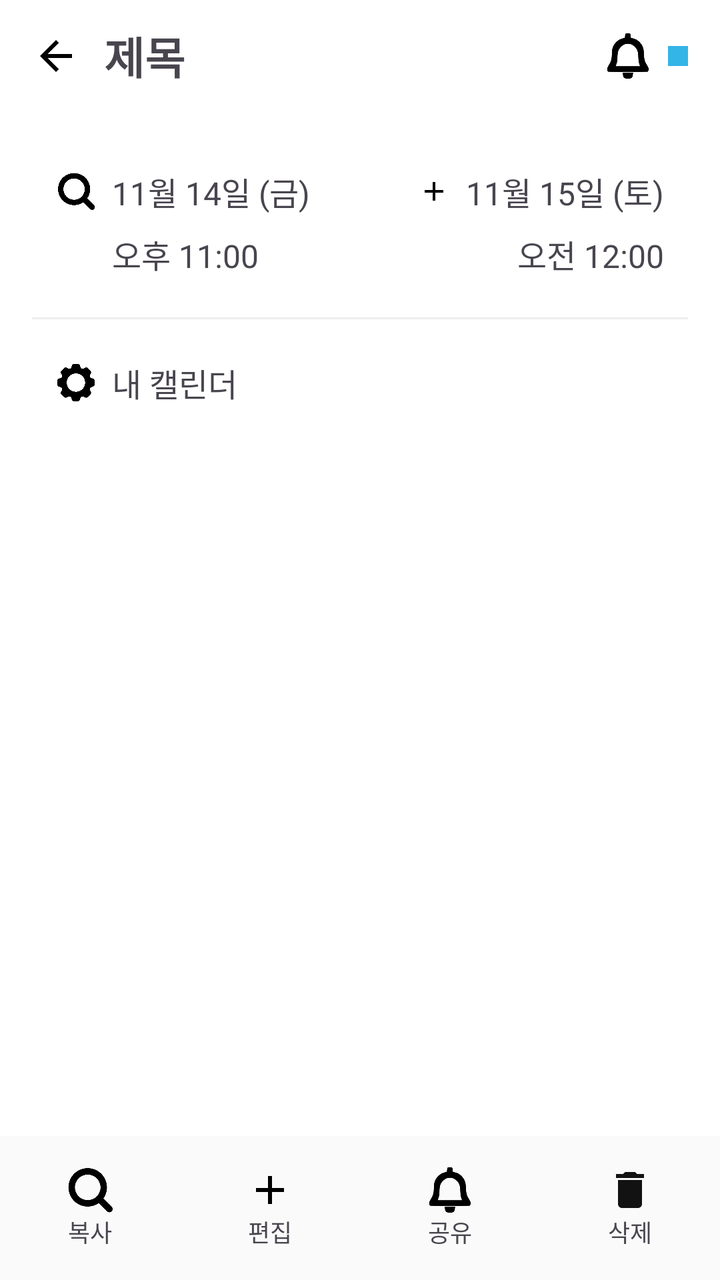
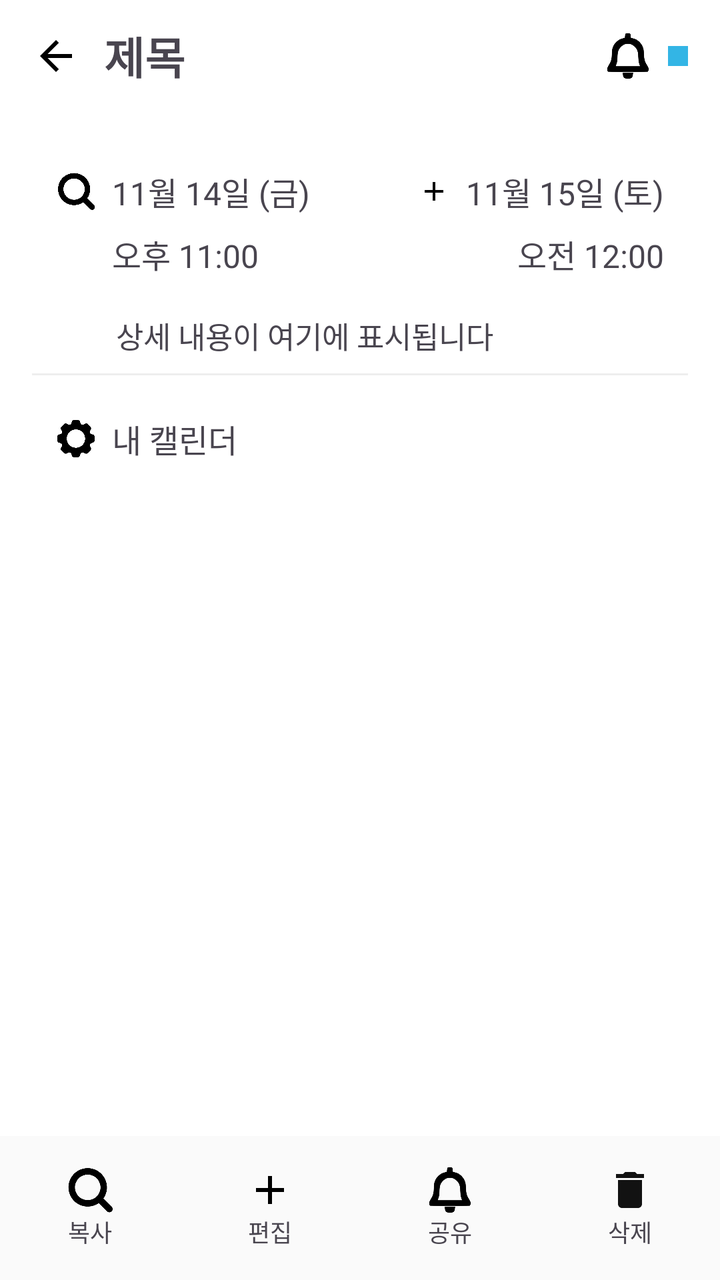

Two renders of the same Android screen: before a commit and after it. Below are the layout's source before the change and the commit's diff.
<!-- AndroidManifest.xml: application theme Theme.MyApplication -->
<!-- res/layout/activity_event_detail.xml -->
<?xml version="1.0" encoding="utf-8"?>
<androidx.constraintlayout.widget.ConstraintLayout
    xmlns:android="http://schemas.android.com/apk/res/android"
    xmlns:app="http://schemas.android.com/apk/res-auto"
    android:layout_width="match_parent"
    android:layout_height="match_parent"
    android:background="@android:color/white">

    
    <LinearLayout
        android:id="@+id/topBar"
        android:layout_width="0dp"
        android:layout_height="56dp"
        android:orientation="horizontal"
        android:gravity="center_vertical"
        android:paddingStart="12dp"
        android:paddingEnd="12dp"
        app:layout_constraintTop_toTopOf="parent"
        app:layout_constraintStart_toStartOf="parent"
        app:layout_constraintEnd_toEndOf="parent">

        <ImageButton
            android:id="@+id/btnBack"
            android:layout_width="32dp"
            android:layout_height="32dp"
            android:background="?attr/selectableItemBackgroundBorderless"
            android:src="@drawable/ic_back"
            android:contentDescription="뒤로가기" />

        <TextView
            android:id="@+id/tvTitle"
            android:layout_width="0dp"
            android:layout_height="wrap_content"
            android:layout_marginStart="8dp"
            android:layout_weight="1"
            android:text="제목"
            android:textSize="22sp"
            android:textStyle="bold"
            android:singleLine="true"
            android:ellipsize="end" />

        <ImageView
            android:id="@+id/ivEmoji"
            android:layout_width="24dp"
            android:layout_height="24dp"
            android:src="@drawable/ic_bell" />

        <View
            android:id="@+id/colorDot"
            android:layout_width="10dp"
            android:layout_height="10dp"
            android:layout_marginStart="8dp"
            android:layout_marginEnd="4dp"
            android:background="@android:color/holo_blue_light" />
    </LinearLayout>

    
    <ScrollView
        android:id="@+id/scrollArea"
        android:layout_width="0dp"
        android:layout_height="0dp"
        app:layout_constraintTop_toBottomOf="@id/topBar"
        app:layout_constraintBottom_toTopOf="@id/bottomBar"
        app:layout_constraintStart_toStartOf="parent"
        app:layout_constraintEnd_toEndOf="parent">

        <LinearLayout
            android:layout_width="match_parent"
            android:layout_height="wrap_content"
            android:orientation="vertical"
            android:padding="16dp">

            <LinearLayout
                android:layout_width="match_parent"
                android:layout_height="wrap_content"
                android:orientation="vertical"
                android:padding="12dp">

                <LinearLayout
                    android:layout_width="match_parent"
                    android:layout_height="wrap_content"
                    android:orientation="horizontal"
                    android:gravity="center_vertical">

                    <ImageView
                        android:layout_width="20dp"
                        android:layout_height="20dp"
                        android:src="@drawable/ic_search"
                        android:contentDescription="시간" />

                    <TextView
                        android:id="@+id/tvStartDate"
                        android:layout_width="0dp"
                        android:layout_height="wrap_content"
                        android:layout_weight="1"
                        android:layout_marginStart="8dp"
                        android:text="11월 14일 (금)"
                        android:textSize="16sp" />

                    <ImageView
                        android:layout_width="16dp"
                        android:layout_height="16dp"
                        android:src="@drawable/ic_add" />

                    <TextView
                        android:id="@+id/tvEndDate"
                        android:layout_width="wrap_content"
                        android:layout_height="wrap_content"
                        android:layout_marginStart="8dp"
                        android:text="11월 15일 (토)"
                        android:textSize="16sp" />
                </LinearLayout>

                <LinearLayout
                    android:layout_width="match_parent"
                    android:layout_height="wrap_content"
                    android:orientation="horizontal"
                    android:paddingTop="8dp">

                    <View
                        android:layout_width="20dp"
                        android:layout_height="1dp" />

                    <TextView
                        android:id="@+id/tvStartTime"
                        android:layout_width="0dp"
                        android:layout_height="wrap_content"
                        android:layout_weight="1"
                        android:layout_marginStart="8dp"
                        android:text="오후 11:00"
                        android:textSize="16sp" />

                    <View
                        android:layout_width="16dp"
                        android:layout_height="1dp" />

                    <TextView
                        android:id="@+id/tvEndTime"
                        android:layout_width="wrap_content"
                        android:layout_height="wrap_content"
                        android:layout_marginStart="8dp"
                        android:text="오전 12:00"
                        android:textSize="16sp" />
                </LinearLayout>
            </LinearLayout>

            <View
                android:layout_width="match_parent"
                android:layout_height="1dp"
                android:background="#EEEEEE"
                android:layout_marginTop="8dp"
                android:layout_marginBottom="8dp"/>

            <LinearLayout
                android:layout_width="match_parent"
                android:layout_height="wrap_content"
                android:orientation="horizontal"
                android:gravity="center_vertical"
                android:padding="12dp">

                <ImageView
                    android:layout_width="20dp"
                    android:layout_height="20dp"
                    android:src="@drawable/ic_setting"
                    android:contentDescription="캘린더" />

                <TextView
                    android:id="@+id/tvCalendarName"
                    android:layout_width="wrap_content"
                    android:layout_height="wrap_content"
                    android:layout_marginStart="8dp"
                    android:text="내 캘린더"
                    android:textSize="16sp" />
            </LinearLayout>

        </LinearLayout>
    </ScrollView>

    
    <LinearLayout
        android:id="@+id/bottomBar"
        android:layout_width="0dp"
        android:layout_height="72dp"
        android:orientation="horizontal"
        android:background="#FAFAFA"
        android:gravity="center"
        app:layout_constraintBottom_toBottomOf="parent"
        app:layout_constraintStart_toStartOf="parent"
        app:layout_constraintEnd_toEndOf="parent">

        <LinearLayout
            android:id="@+id/btnCopy"
            android:layout_width="0dp"
            android:layout_height="match_parent"
            android:layout_weight="1"
            android:orientation="vertical"
            android:gravity="center"
            android:clickable="true"
            android:foreground="?attr/selectableItemBackgroundBorderless">

            <ImageView
                android:layout_width="24dp"
                android:layout_height="24dp"
                android:src="@drawable/ic_search" />

            <TextView
                android:layout_width="wrap_content"
                android:layout_height="wrap_content"
                android:text="복사"
                android:textSize="12sp" />
        </LinearLayout>

        <LinearLayout
            android:id="@+id/btnEdit"
            android:layout_width="0dp"
            android:layout_height="match_parent"
            android:layout_weight="1"
            android:orientation="vertical"
            android:gravity="center"
            android:clickable="true"
            android:foreground="?attr/selectableItemBackgroundBorderless">

            <ImageView
                android:layout_width="24dp"
                android:layout_height="24dp"
                android:src="@drawable/ic_add" />

            <TextView
                android:layout_width="wrap_content"
                android:layout_height="wrap_content"
                android:text="편집"
                android:textSize="12sp" />
        </LinearLayout>

        <LinearLayout
            android:id="@+id/btnShare"
            android:layout_width="0dp"
            android:layout_height="match_parent"
            android:layout_weight="1"
            android:orientation="vertical"
            android:gravity="center"
            android:clickable="true"
            android:foreground="?attr/selectableItemBackgroundBorderless">

            <ImageView
                android:layout_width="24dp"
                android:layout_height="24dp"
                android:src="@drawable/ic_bell" />

            <TextView
                android:layout_width="wrap_content"
                android:layout_height="wrap_content"
                android:text="공유"
                android:textSize="12sp" />
        </LinearLayout>

        <LinearLayout
            android:id="@+id/btnDelete"
            android:layout_width="0dp"
            android:layout_height="match_parent"
            android:layout_weight="1"
            android:orientation="vertical"
            android:gravity="center"
            android:clickable="true"
            android:foreground="?attr/selectableItemBackgroundBorderless">

            <ImageView
                android:layout_width="24dp"
                android:layout_height="24dp"
                android:src="@drawable/baseline_delete_24" />

            <TextView
                android:layout_width="wrap_content"
                android:layout_height="wrap_content"
                android:text="삭제"
                android:textSize="12sp" />
        </LinearLayout>

    </LinearLayout>

</androidx.constraintlayout.widget.ConstraintLayout>
<!-- resources referenced by this layout -->
<resources>
  <!-- drawable baseline_delete_24 (drawable) -->
  <vector xmlns:android="http://schemas.android.com/apk/res/android" android:alpha="0.93" android:height="24dp" android:tint="#000000" android:viewportHeight="24" android:viewportWidth="24" android:width="24dp">
        
      <path android:fillColor="@android:color/white" android:pathData="M6,19c0,1.1 0.9,2 2,2h8c1.1,0 2,-0.9 2,-2V7H6v12zM19,4h-3.5l-1,-1h-5l-1,1H5v2h14V4z"/>
      
  </vector>
  <!-- drawable ic_add (drawable) -->
  <vector xmlns:android="http://schemas.android.com/apk/res/android" android:height="24dp" android:tint="#000000" android:viewportHeight="24" android:viewportWidth="24" android:width="24dp">
        
      <path android:fillColor="@android:color/white" android:pathData="M19,13h-6v6h-2v-6H5v-2h6V5h2v6h6v2z"/>
      
  </vector>
  <!-- drawable ic_back (drawable) -->
  <vector xmlns:android="http://schemas.android.com/apk/res/android" android:autoMirrored="true" android:height="24dp" android:tint="#000000" android:viewportHeight="960" android:viewportWidth="960" android:width="24dp">
        
      <path android:fillColor="@android:color/white" android:pathData="M313,520L537,744L480,800L160,480L480,160L537,216L313,440L800,440L800,520L313,520Z"/>
      
  </vector>
  <!-- drawable ic_bell: png bitmap (drawable, 9309 bytes) -->
  <!-- drawable ic_search: png bitmap (drawable, 11589 bytes) -->
  <!-- drawable ic_setting: png bitmap (drawable, 9975 bytes) -->
  <style name="Theme.MyApplication" parent="Theme.Material3.DayNight.NoActionBar">
          
      </style>
</resources>

<!-- the commit's change to res/layout/activity_event_detail.xml (unified diff, before → after) -->
@@ -70,12 +70,14 @@
             android:orientation="vertical"
             android:padding="16dp">
 
+            
             <LinearLayout
                 android:layout_width="match_parent"
                 android:layout_height="wrap_content"
                 android:orientation="vertical"
                 android:padding="12dp">
 
+                
                 <LinearLayout
                     android:layout_width="match_parent"
                     android:layout_height="wrap_content"
@@ -111,6 +113,7 @@
                         android:textSize="16sp" />
                 </LinearLayout>
 
+                
                 <LinearLayout
                     android:layout_width="match_parent"
                     android:layout_height="wrap_content"
@@ -144,6 +147,21 @@
                 </LinearLayout>
             </LinearLayout>
 
+            
+            <TextView
+                android:id="@+id/tvDetail"
+                android:layout_width="match_parent"
+                android:layout_height="wrap_content"
+                android:layout_marginTop="6dp"
+                android:paddingStart="42dp"
+                android:paddingEnd="16dp"
+                android:text="상세 내용이 여기에 표시됩니다"
+                android:textSize="15sp"
+                android:lineSpacingExtra="2dp"
+                android:maxLines="5"
+                android:ellipsize="end" />
+
+            
             <View
                 android:layout_width="match_parent"
                 android:layout_height="1dp"
@@ -151,6 +169,7 @@
                 android:layout_marginTop="8dp"
                 android:layout_marginBottom="8dp"/>
 
+            
             <LinearLayout
                 android:layout_width="match_parent"
                 android:layout_height="wrap_content"
